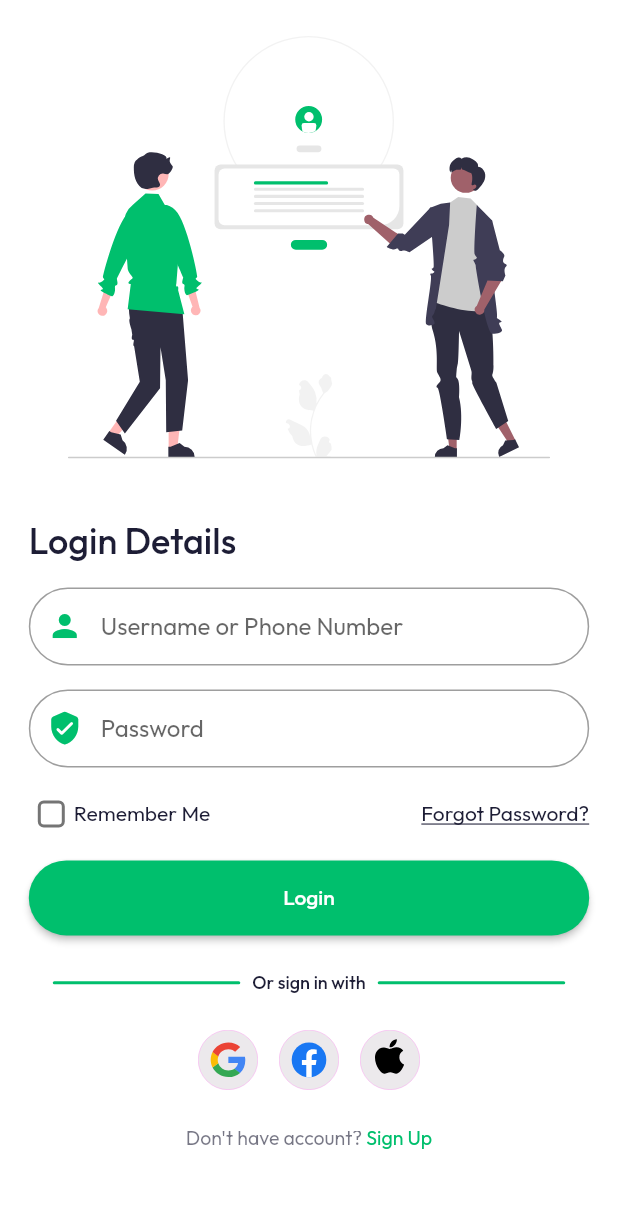
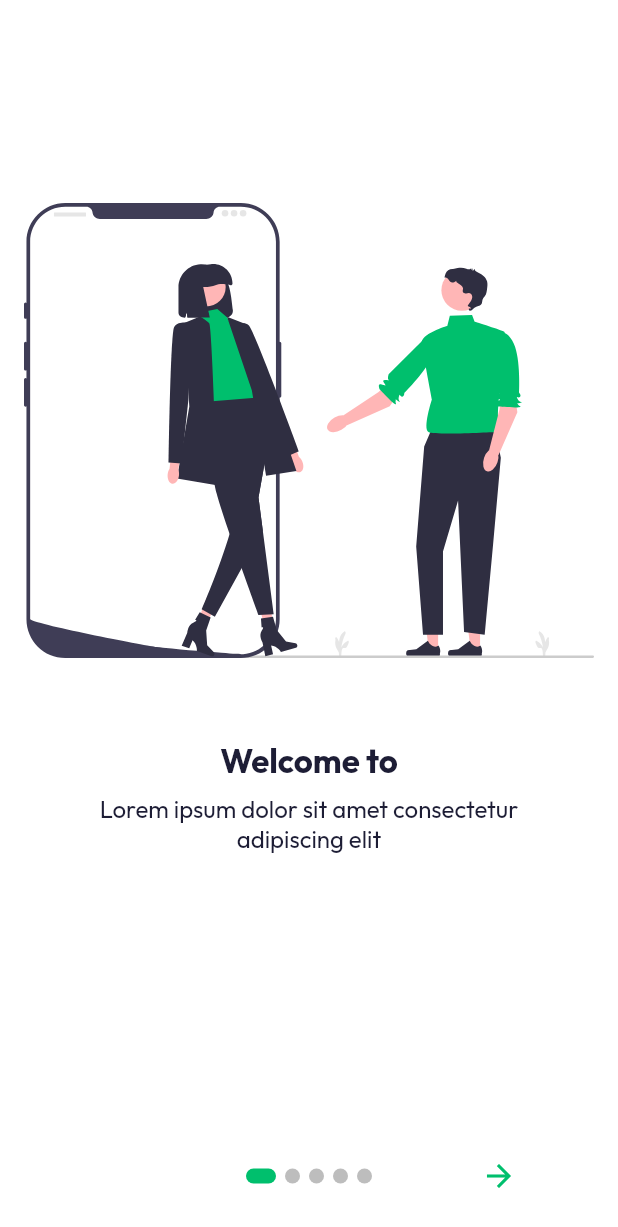
Before and after one commit to nguyentan2808/flutter-messenger-app, a Flutter app: the screen it shows after launch, on a phone screen of 412 x 824 dp. Shown: the top 1227 px of the screen. Run offline on Flutter 3.47's test engine with Material 2 defaults, Android fonts, the phone set to English and light mode, and no system bars; drawn by our look-alikes of introduction_screen; our stand-ins replace device_preview, flutter_svg, get, get_storage, google_fonts; missing offline and left inert: custom_pop_up_menu.

Commit message:
feat: onboarding screen

```diff
--- a/lib/screens/account/components/account_detail.dart
+++ b/lib/screens/account/components/account_detail.dart
@@ -69,7 +69,11 @@ class DetailRow extends StatelessWidget {
       children: [
         Row(
           children: [
-            Icon(icon, color: Theme.of(context).primaryColor),
+            Icon(
+              icon,
+              color: Colors.grey.withOpacity(0.8),
+              size: 22,
+            ),
             const SizedBox(width: kDefaultPadding / 2),
             Text(
               title,
--- a/lib/screens/login_screen.dart
+++ b/lib/screens/login_screen.dart
@@ -92,11 +92,13 @@ class _LoginScreenState extends State<LoginScreen> {
               textAlign: TextAlign.center,
             ),
           ),
-          Text(
-            ' Sign Up',
-            style: TextStyle(
-              color: Theme.of(context).primaryColor,
-              fontSize: 13,
+          GestureDetector(
+            child: Text(
+              ' Sign Up',
+              style: TextStyle(
+                color: Theme.of(context).primaryColor,
+                fontSize: 13,
+              ),
             ),
           )
         ],
--- /dev/null
+++ b/lib/screens/onboarding/data/pages_view.dart
@@ -0,0 +1,29 @@
+import '../models/page_view_model.dart';
+
+List<OnboardingPageView> pages = [
+  OnboardingPageView(
+    title: "Welcome to",
+    image: "assets/images/onboarding_3_svg.svg",
+    text: "Lorem ipsum dolor sit amet consectetur adipiscing elit",
+  ),
+  OnboardingPageView(
+    title: "Welcome to",
+    image: "assets/images/onboarding_11_svg.svg",
+    text: "Lorem ipsum dolor sit amet consectetur adipiscing elit",
+  ),
+  OnboardingPageView(
+    title: "Welcome to",
+    image: "assets/images/onboarding_1_svg.svg",
+    text: "Lorem ipsum dolor sit amet consectetur adipiscing elit",
+  ),
+  OnboardingPageView(
+    title: "Welcome to",
+    image: "assets/images/onboarding_10_svg.svg",
+    text: "Lorem ipsum dolor sit amet consectetur adipiscing elit",
+  ),
+  OnboardingPageView(
+    title: "Welcome to",
+    image: "assets/images/onboarding_7_svg.svg",
+    text: "Lorem ipsum dolor sit amet consectetur adipiscing elit",
+  ),
+];
--- /dev/null
+++ b/lib/screens/onboarding/models/page_view_model.dart
@@ -0,0 +1,11 @@
+class OnboardingPageView {
+  final String text;
+  final String image;
+  final String title;
+
+  OnboardingPageView({
+    required this.text,
+    required this.image,
+    required this.title,
+  });
+}
--- /dev/null
+++ b/lib/screens/onboarding/onboarding_screen.dart
@@ -0,0 +1,81 @@
+import 'package:flutter/material.dart';
+import 'package:flutter_svg/flutter_svg.dart';
+import 'package:get/get.dart';
+import 'package:get_storage/get_storage.dart';
+import 'package:introduction_screen/introduction_screen.dart';
+
+import '../../constant.dart';
+import '../login_screen.dart';
+import 'data/pages_view.dart';
+import 'models/page_view_model.dart';
+
+class OnboardingScreen extends StatelessWidget {
+  const OnboardingScreen({Key? key}) : super(key: key);
+
+  @override
+  Widget build(BuildContext context) {
+    return IntroductionScreen(
+      pages: pages.map((page) => buildPageView(page)).toList(),
+      onDone: () {
+        GetStorage().write("isOnboardingDone", true);
+        Get.offAll(() => const LoginScreen(), transition: Transition.downToUp);
+      },
+      showBackButton: true,
+      back: const Icon(Icons.arrow_back_sharp),
+      skip: const Text("Skip"),
+      next: const Icon(Icons.arrow_forward_outlined),
+      done: const Text("Done", style: TextStyle(fontWeight: FontWeight.w600)),
+      dotsDecorator: DotsDecorator(
+        size: const Size.square(10.0),
+        activeSize: const Size(20.0, 10.0),
+        color: Colors.black26,
+        spacing: const EdgeInsets.symmetric(horizontal: 3.0),
+        activeShape: RoundedRectangleBorder(
+          borderRadius: BorderRadius.circular(25.0),
+        ),
+      ),
+    );
+  }
+
+  PageViewModel buildPageView(OnboardingPageView page) {
+    return PageViewModel(
+      title: "",
+      bodyWidget: SizedBox(
+        height: Get.height * 0.75,
+        child: Column(
+          mainAxisAlignment: MainAxisAlignment.end,
+          children: [
+            Expanded(
+              flex: 6,
+              child: SvgPicture.asset(
+                page.image,
+                height: Get.height * 0.4,
+              ),
+            ),
+            Expanded(
+              flex: 3,
+              child: Column(
+                children: [
+                  Text(
+                    page.title,
+                    style: const TextStyle(
+                        fontSize: 22, fontWeight: FontWeight.bold),
+                  ),
+                  const SizedBox(height: kDefaultPadding / 2),
+                  SizedBox(
+                    width: Get.width * 0.8,
+                    child: Text(
+                      page.text,
+                      textAlign: TextAlign.center,
+                      style: const TextStyle(fontSize: 16),
+                    ),
+                  ),
+                ],
+              ),
+            )
+          ],
+        ),
+      ),
+    );
+  }
+}
--- a/pubspec.yaml
+++ b/pubspec.yaml
@@ -45,6 +45,7 @@ dependencies:
   path: ^1.8.0
   path_provider: ^2.0.9
   image_picker: ^0.8.5
+  introduction_screen: ^3.0.2
 
 dev_dependencies:
   flutter_test:
```
Also changed, not shown: lib/screens/edit_profile/edit_profile_screen.dart (+21 -1 lines), lib/screens/splash/splash.dart (+13 -3 lines), assets/images/onboarding_10_svg.svg (added), assets/images/onboarding_11_svg.svg (added), assets/images/onboarding_1_svg.svg (added), assets/images/onboarding_2_svg.svg (added), assets/images/onboarding_3_svg.svg (added), assets/images/onboarding_7_svg.svg (added), assets/images/onboarding_8_svg.svg (added), pubspec.lock.
